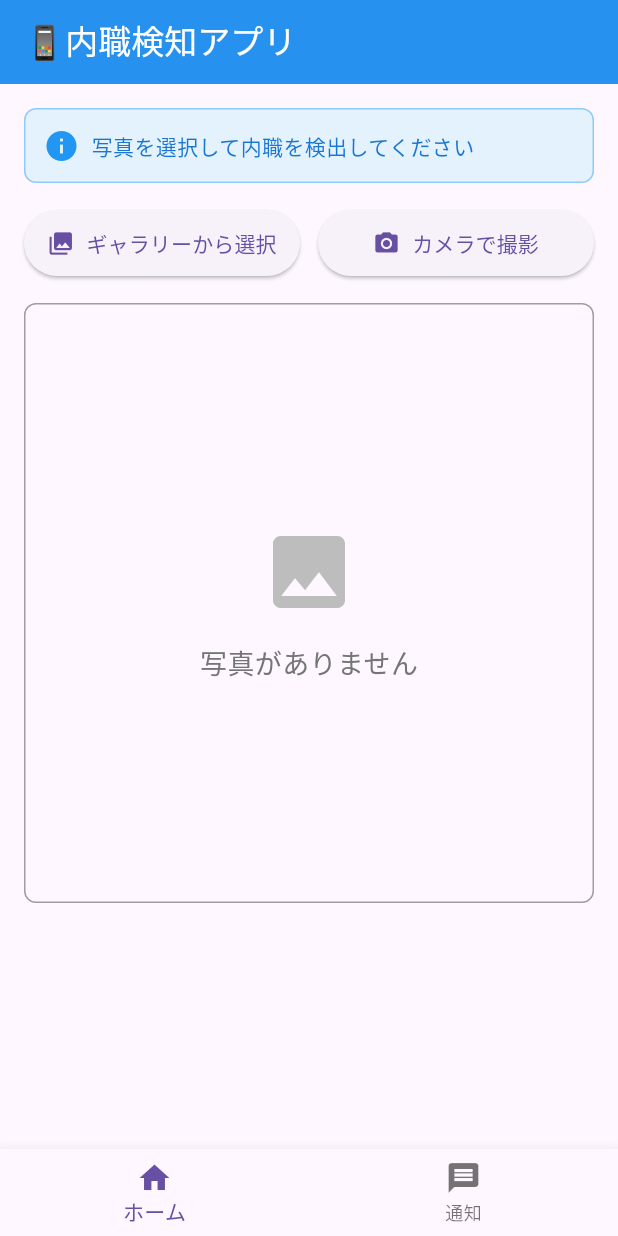
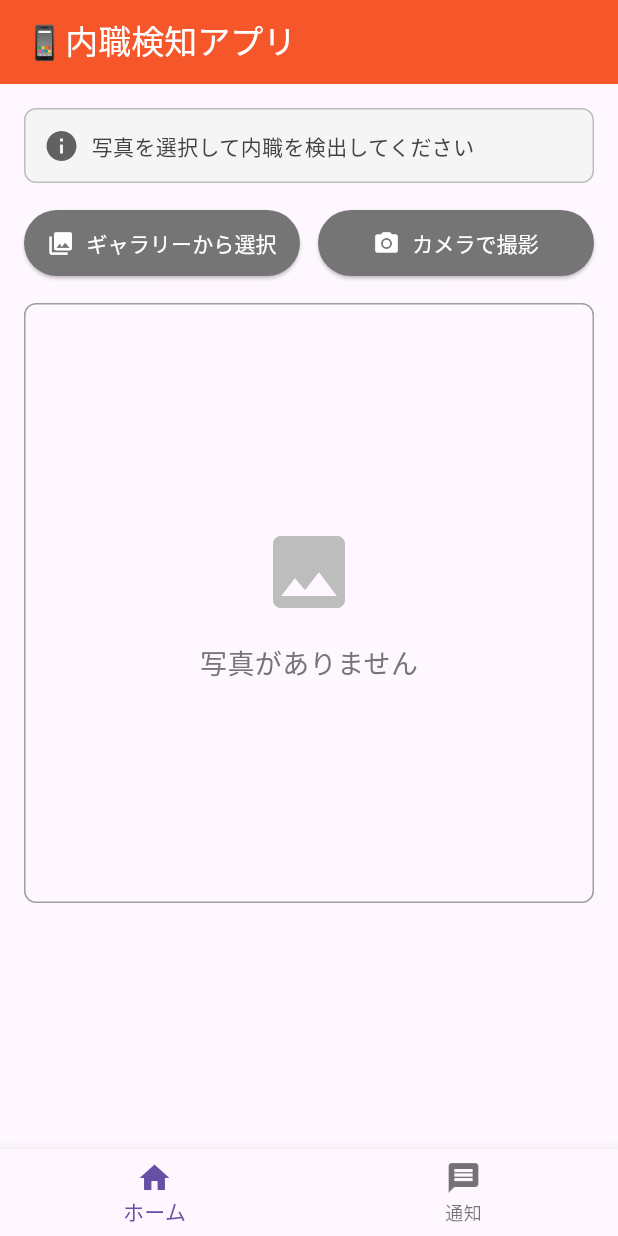
Before and after one commit to horikawa0107/ir_2025, a Flutter app: the screen it shows after launch, on a phone screen of 412 x 824 dp. Run offline on Flutter 3.47's test engine with Material 3 defaults, Android fonts, the light colour scheme and no system bars; our stand-ins replace camera, cloud_firestore, firebase_core, firebase_storage, image_picker, smooth_page_indicator; missing offline and left inert: google_mlkit_pose_detection, tflite_flutter; accounts and stored records are empty.

Commit message:
アイコン設定と色を少し変えてみた

```diff
--- a/lib/main.dart
+++ b/lib/main.dart
@@ -349,7 +349,7 @@ class _HomePageState extends State<HomePage> implements DetectorListener {
                   ),
                   const SizedBox(width: 8),
                   Text(
-                    '${detection.label} (信頼度: ${(detection.confidence * 100).toStringAsFixed(1)}%)',
+                    detection.label,
                     style: const TextStyle(fontSize: 16),
                   ),
                 ],
@@ -366,7 +366,7 @@ class _HomePageState extends State<HomePage> implements DetectorListener {
     return Scaffold(
       appBar: AppBar(
         title: const Text('📱内職検知アプリ'),
-        backgroundColor: Colors.blue,
+        backgroundColor: Colors.deepOrange,
         foregroundColor: Colors.white,
         elevation: 2,
       ),
@@ -379,22 +379,22 @@ class _HomePageState extends State<HomePage> implements DetectorListener {
             Container(
               padding: const EdgeInsets.all(12),
               decoration: BoxDecoration(
-                color: Colors.blue.shade50,
+                color: Colors.grey[100],
                 borderRadius: BorderRadius.circular(8),
-                border: Border.all(color: Colors.blue.shade200),
+                border: Border.all(color: Colors.grey[400]!),
               ),
               child: Row(
                 children: [
                   Icon(
                     _isLoading ? Icons.hourglass_empty : Icons.info,
-                    color: Colors.blue,
+                    color: Colors.grey[700],
                   ),
                   const SizedBox(width: 8),
                   Expanded(
                     child: Text(
                       _statusMessage,
                       style: TextStyle(
-                        color: Colors.blue.shade700,
+                        color: Colors.grey[800],
                         fontWeight: FontWeight.w500,
                       ),
                     ),
@@ -413,6 +413,8 @@ class _HomePageState extends State<HomePage> implements DetectorListener {
                     icon: const Icon(Icons.photo_library),
                     label: const Text('ギャラリーから選択'),
                     style: ElevatedButton.styleFrom(
+                      backgroundColor: Colors.grey[600],
+                      foregroundColor: Colors.white,
                       padding: const EdgeInsets.symmetric(vertical: 12),
                     ),
                   ),
@@ -424,6 +426,8 @@ class _HomePageState extends State<HomePage> implements DetectorListener {
                     icon: const Icon(Icons.camera_alt),
                     label: const Text('カメラで撮影'),
                     style: ElevatedButton.styleFrom(
+                      backgroundColor: Colors.grey[600],
+                      foregroundColor: Colors.white,
                       padding: const EdgeInsets.symmetric(vertical: 12),
                     ),
                   ),
```
Also changed, not shown: lib/preview.dart (+24 -23 lines), pubspec.yaml (+7 -1 lines), assets/icon/app_icon.png (added), pubspec.lock, 26 other files.
